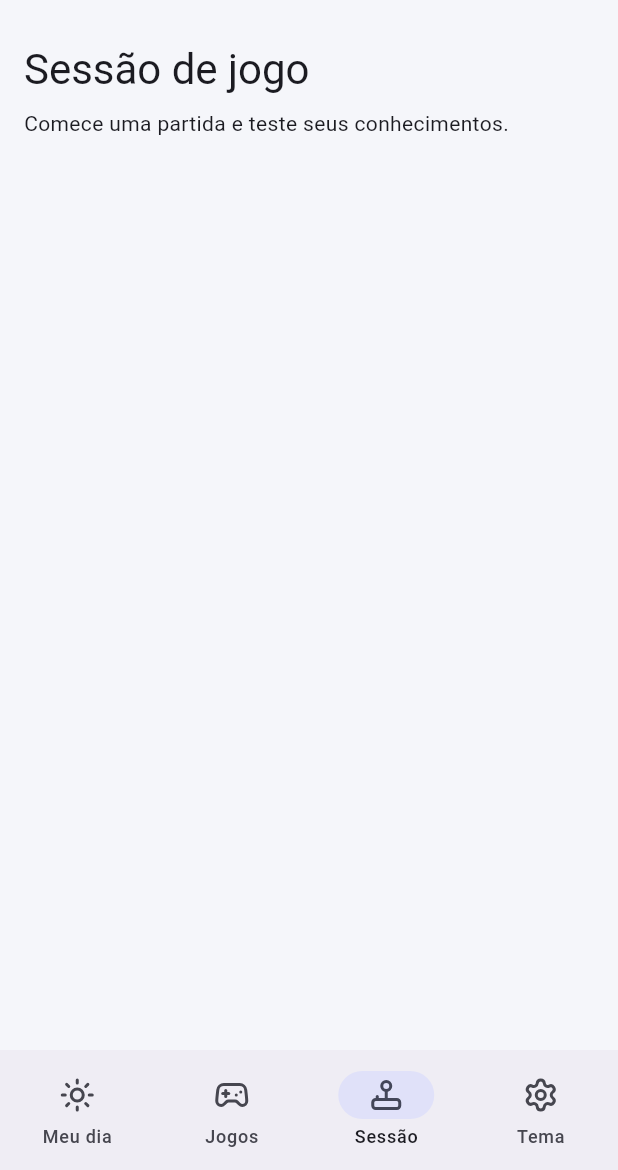
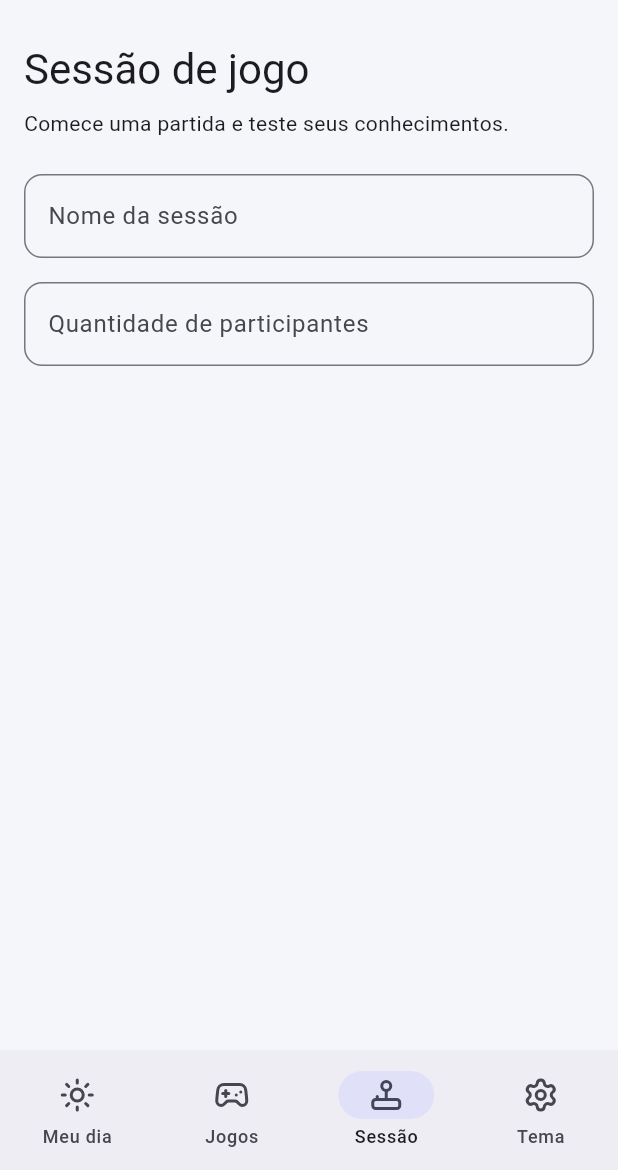
Before and after one commit to pgmoraesdev/MOBILE_CHALLENGE_AMAZUL, a Flutter app: the screen it shows after launch, item 3 of the bottom bar chosen, on a phone screen of 412 x 824 dp, the part 66-1236 px from its top. Run offline on Flutter 3.47's test engine with Material 3 defaults, Android fonts, the phone set to English and light mode, and no system bars; our stand-ins replace lucide_flutter.

Commit message:
feat: adiciona campo de nome da sessao e qtd de participantes em sessao

```diff
--- a/lib/screens/session_screen.dart
+++ b/lib/screens/session_screen.dart
@@ -1,4 +1,5 @@
 import 'package:flutter/material.dart';
+import 'package:flutter/services.dart';
 
 import 'home_screen.dart';
 
@@ -10,7 +11,7 @@ class SessionScreen extends StatelessWidget {
     return Scaffold(
       appBar: AppBar(title: const Header()),
       bottomNavigationBar: const Menu(atual: 2),
-      body: Padding(
+      body: SingleChildScrollView(
         padding: const EdgeInsets.all(16),
         child: Column(
           crossAxisAlignment: CrossAxisAlignment.start,
@@ -21,6 +22,21 @@ class SessionScreen extends StatelessWidget {
             ),
             const SizedBox(height: 8),
             const Text('Comece uma partida e teste seus conhecimentos.'),
+            const SizedBox(height: 24),
+            TextFormField(
+              decoration: const InputDecoration(labelText: 'Nome da sessão'),
+              textCapitalization: TextCapitalization.sentences,
+              textInputAction: TextInputAction.next,
+            ),
+            const SizedBox(height: 16),
+            TextFormField(
+              decoration: const InputDecoration(
+                labelText: 'Quantidade de participantes',
+              ),
+              keyboardType: TextInputType.number,
+              inputFormatters: [FilteringTextInputFormatter.digitsOnly],
+              textInputAction: TextInputAction.done,
+            ),
           ],
         ),
       ),
```
